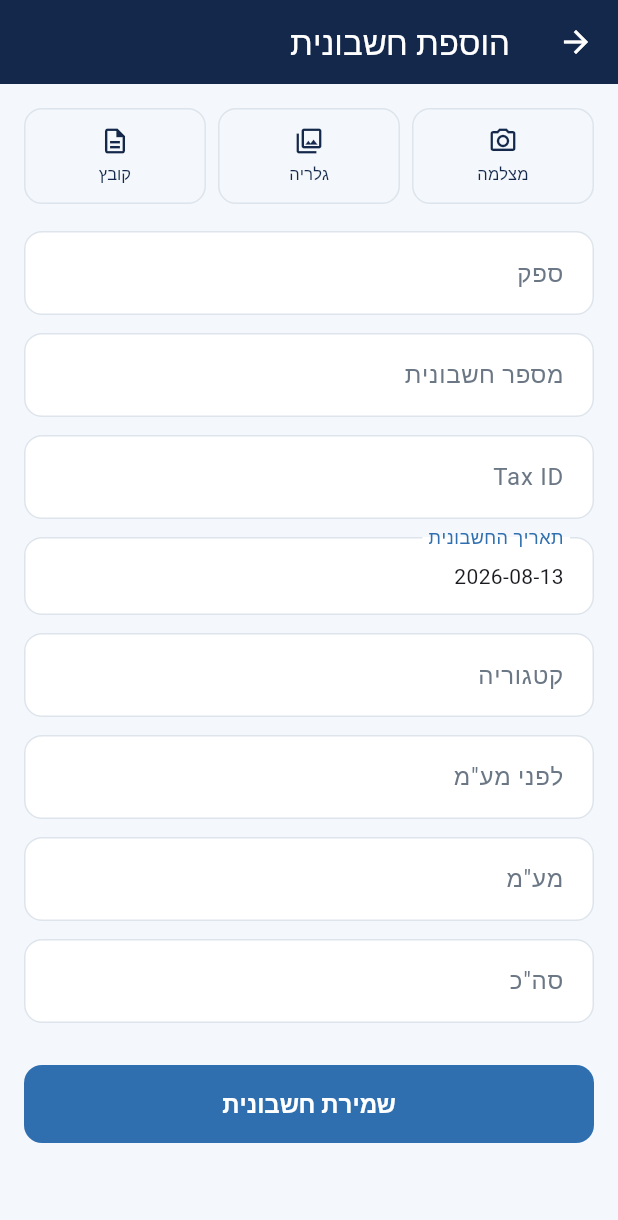
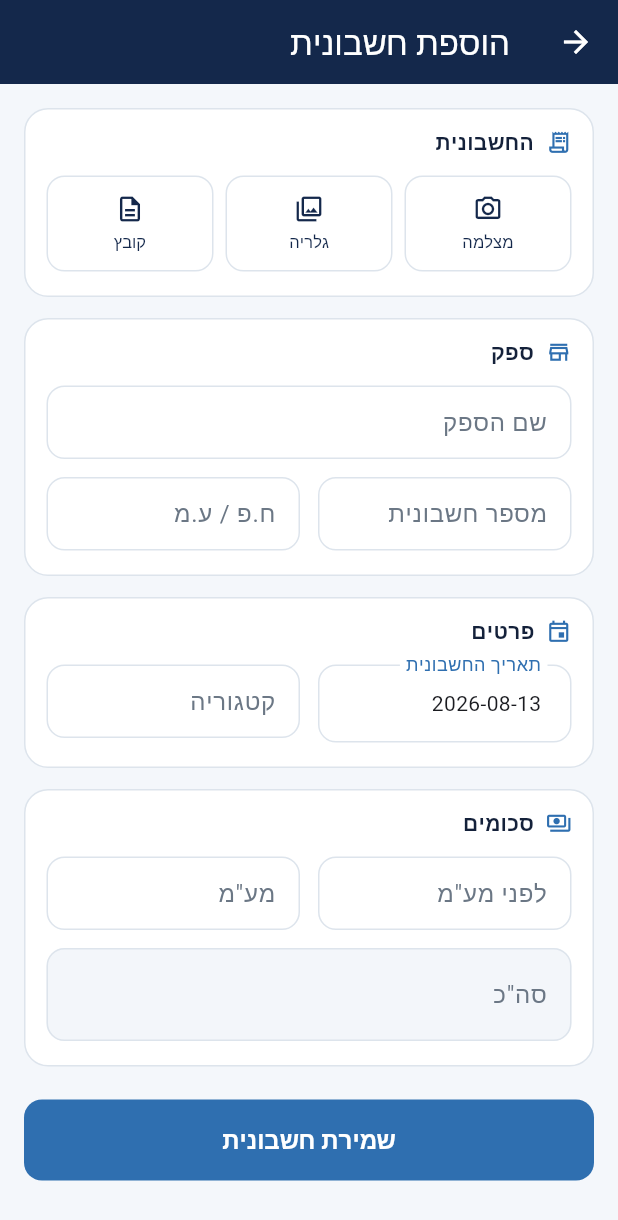
Before and after one commit to mohamedKf/alomforce_phone, a Flutter app: the InvoiceFormScreen screen opened directly, on a phone screen of 412 x 824 dp. Shown: the top 1220 px of the screen. Run offline on Flutter 3.47's test engine with Material 3 defaults, Android fonts, the phone set to English and light mode, and no system bars; our stand-ins replace file_picker, flutter_secure_storage, image_picker; missing offline and left inert: mobile_scanner; accounts and stored records are empty.

Commit message:
Group the invoice form instead of stacking every field
One field per row down the whole screen gave no clue where one subject ended
and the next began, and made a short form feel long. The fields now sit in
four titled cards -- the invoice, the supplier, details, amounts -- with
related pairs side by side: invoice number next to tax ID, before-VAT next to
VAT, date next to category.

The total gets its own row, a larger figure and a shekel prefix, because it is
the number somebody checks against the paper in their hand.

Also translates 'Tax ID', which was showing in English on an otherwise Hebrew
screen, along with the new section titles.

```diff
--- a/lib/i18n.dart
+++ b/lib/i18n.dart
@@ -11,6 +11,11 @@ String t(String key) => _map[api.language]?[key] ?? key;
 
 const Map<String, Map<String, String>> _map = {
   'he': {
+        'Tax ID': 'ח.פ / ע.מ',
+        'The invoice': 'החשבונית',
+        'Supplier name': 'שם הספק',
+        'Details': 'פרטים',
+        'Amounts': 'סכומים',
         // invoices
         'Invoices': 'חשבוניות',
         'Add invoice': 'הוספת חשבונית',
@@ -186,6 +191,11 @@ const Map<String, Map<String, String>> _map = {
     'delivered today': 'נמסרו היום',
   },
   'ar': {
+        'Tax ID': 'الرقم الضريبي',
+        'The invoice': 'الفاتورة',
+        'Supplier name': 'اسم المورّد',
+        'Details': 'تفاصيل',
+        'Amounts': 'المبالغ',
         // invoices
         'Invoices': 'الفواتير',
         'Add invoice': 'إضافة فاتورة',
--- a/lib/screens/manager/invoice_form_screen.dart
+++ b/lib/screens/manager/invoice_form_screen.dart
@@ -185,9 +185,16 @@ class _InvoiceFormScreenState extends State<InvoiceFormScreen> {
   @override
   Widget build(BuildContext context) {
     return Scaffold(
+      backgroundColor: kBg,
       appBar: AppBar(title: Text(t('Add invoice'))),
       body: Bounded(ListView(
-        padding: const EdgeInsets.all(16),
+        padding: const EdgeInsets.fromLTRB(16, 16, 16, 32),
+        children: [
+          // 1. The document itself. First, because photographing the paper is
+          // the whole point -- everything below is what the photo filled in.
+          _card(
+            icon: Icons.receipt_long_outlined,
+            title: t('The invoice'),
             children: [
               Row(children: [
                 Expanded(child: _sourceButton(
@@ -200,22 +207,24 @@ class _InvoiceFormScreenState extends State<InvoiceFormScreen> {
                     Icons.description_outlined, t('File'), _fromFiles)),
               ]),
               if (_fileName.isNotEmpty) ...[
-            const SizedBox(height: 10),
+                const SizedBox(height: 12),
                 Row(children: [
                   const Icon(Icons.attach_file, size: 16, color: kMuted),
                   const SizedBox(width: 6),
-              Expanded(child: Text(_fileName,
+                  Expanded(
+                    child: Text(_fileName,
                         overflow: TextOverflow.ellipsis,
-                  style: const TextStyle(color: kMuted, fontSize: 12))),
+                        style: const TextStyle(color: kMuted, fontSize: 12)),
+                  ),
                   if (_scanning)
-                const SizedBox(
-                    height: 14, width: 14,
+                    const SizedBox(height: 14, width: 14,
                         child: CircularProgressIndicator(strokeWidth: 2)),
                 ]),
               ],
               if (_notice != null) ...[
-            const SizedBox(height: 10),
+                const SizedBox(height: 12),
                 Container(
+                  width: double.infinity,
                   padding: const EdgeInsets.all(10),
                   decoration: BoxDecoration(
                     color: kBlue.withValues(alpha: .08),
@@ -225,31 +234,104 @@ class _InvoiceFormScreenState extends State<InvoiceFormScreen> {
                       style: const TextStyle(color: kInk, fontSize: 12)),
                 ),
               ],
-          const SizedBox(height: 18),
-          _field(_party, t('Supplier')),
-          _field(_number, t('Invoice number')),
-          _field(_taxId, t('Tax ID'), keyboard: TextInputType.number),
-          _dateField(),
-          _field(_category, t('Category')),
-          _field(_subtotal, t('Before VAT'),
-              keyboard: const TextInputType.numberWithOptions(decimal: true)),
-          _field(_vat, t('VAT'),
-              keyboard: const TextInputType.numberWithOptions(decimal: true)),
+            ],
+          ),
+
+          // 2. Who it is from.
+          _card(
+            icon: Icons.store_outlined,
+            title: t('Supplier'),
+            children: [
+              _field(_party, t('Supplier name')),
+              const SizedBox(height: 12),
+              Row(crossAxisAlignment: CrossAxisAlignment.start, children: [
+                Expanded(child: _field(_number, t('Invoice number'))),
+                const SizedBox(width: 12),
+                Expanded(child: _field(_taxId, t('Tax ID'),
+                    keyboard: TextInputType.number)),
+              ]),
+            ],
+          ),
+
+          // 3. When, and what kind of spend.
+          _card(
+            icon: Icons.event_outlined,
+            title: t('Details'),
+            children: [
+              Row(crossAxisAlignment: CrossAxisAlignment.start, children: [
+                Expanded(child: _dateField()),
+                const SizedBox(width: 12),
+                Expanded(child: _field(_category, t('Category'))),
+              ]),
+            ],
+          ),
+
+          // 4. Money. The total is given its own emphasis: it is the number
+          // that has to be right, and the one somebody checks against the paper.
+          _card(
+            icon: Icons.payments_outlined,
+            title: t('Amounts'),
+            children: [
+              Row(crossAxisAlignment: CrossAxisAlignment.start, children: [
+                Expanded(child: _field(_subtotal, t('Before VAT'),
+                    keyboard: const TextInputType.numberWithOptions(decimal: true))),
+                const SizedBox(width: 12),
+                Expanded(child: _field(_vat, t('VAT'),
+                    keyboard: const TextInputType.numberWithOptions(decimal: true))),
+              ]),
+              const SizedBox(height: 12),
               _field(_total, t('Total'),
-              keyboard: const TextInputType.numberWithOptions(decimal: true)),
+                  keyboard: const TextInputType.numberWithOptions(decimal: true),
+                  emphasis: true),
+            ],
+          ),
+
           if (_error != null) ...[
-            const SizedBox(height: 6),
+            const SizedBox(height: 4),
             Text(_error!, style: const TextStyle(color: kDanger)),
           ],
-          const SizedBox(height: 16),
+          const SizedBox(height: 8),
           FilledButton(
             style: FilledButton.styleFrom(
-                minimumSize: const Size.fromHeight(52), backgroundColor: kBlue),
+                minimumSize: const Size.fromHeight(54), backgroundColor: kBlue),
             onPressed: _saving ? null : _save,
-            child: Text(_saving ? t('Saving…') : t('Save invoice')),
+            child: Text(_saving ? t('Saving…') : t('Save invoice'),
+                style: const TextStyle(fontSize: 16, fontWeight: FontWeight.w600)),
           ),
         ],
       )),
+    );
+  }
+
+  /// A titled group. Fields belong to a subject -- supplier, amounts -- and
+  /// reading one long column gives no clue where one subject ends.
+  Widget _card({
+    required IconData icon,
+    required String title,
+    required List<Widget> children,
+  }) {
+    return Container(
+      margin: const EdgeInsets.only(bottom: 14),
+      padding: const EdgeInsets.fromLTRB(14, 12, 14, 16),
+      decoration: BoxDecoration(
+        color: kCard,
+        borderRadius: BorderRadius.circular(16),
+        border: Border.all(color: kLine),
+      ),
+      child: Column(
+        crossAxisAlignment: CrossAxisAlignment.start,
+        children: [
+          Row(children: [
+            Icon(icon, size: 17, color: kBlue),
+            const SizedBox(width: 8),
+            Text(title,
+                style: const TextStyle(
+                    fontWeight: FontWeight.w700, color: kInk, fontSize: 14)),
+          ]),
+          const SizedBox(height: 12),
+          ...children,
+        ],
+      ),
     );
   }
 
@@ -268,9 +350,7 @@ class _InvoiceFormScreenState extends State<InvoiceFormScreen> {
   }
 
   Widget _dateField() {
-    return Padding(
-      padding: const EdgeInsets.only(bottom: 12),
-      child: InkWell(
+    return InkWell(
         onTap: () async {
           final picked = await showDatePicker(
             context: context,
@@ -285,19 +365,28 @@ class _InvoiceFormScreenState extends State<InvoiceFormScreen> {
               labelText: t('Invoice date'), border: const OutlineInputBorder()),
         child: Text(DateFormat('yyyy-MM-dd').format(_issued)),
       ),
-      ),
     );
   }
 
   Widget _field(TextEditingController c, String label,
-      {TextInputType? keyboard}) {
-    return Padding(
-      padding: const EdgeInsets.only(bottom: 12),
-      child: TextField(
+      {TextInputType? keyboard, bool emphasis = false}) {
+    return TextField(
       controller: c,
       keyboardType: keyboard,
+      style: TextStyle(
+        fontSize: emphasis ? 20 : 15,
+        fontWeight: emphasis ? FontWeight.w700 : FontWeight.w400,
+        color: kInk,
+      ),
       decoration: InputDecoration(
-            labelText: label, border: const OutlineInputBorder()),
+        labelText: label,
+        prefixText: emphasis ? '₪ ' : null,
+        isDense: true,
+        contentPadding:
+            EdgeInsets.symmetric(horizontal: 12, vertical: emphasis ? 16 : 13),
+        border: OutlineInputBorder(borderRadius: BorderRadius.circular(10)),
+        filled: emphasis,
+        fillColor: emphasis ? kBlue.withValues(alpha: .06) : null,
       ),
     );
   }
```
Also changed, not shown: 1 other file. Lines whose indentation alone changed are shown as unchanged.
